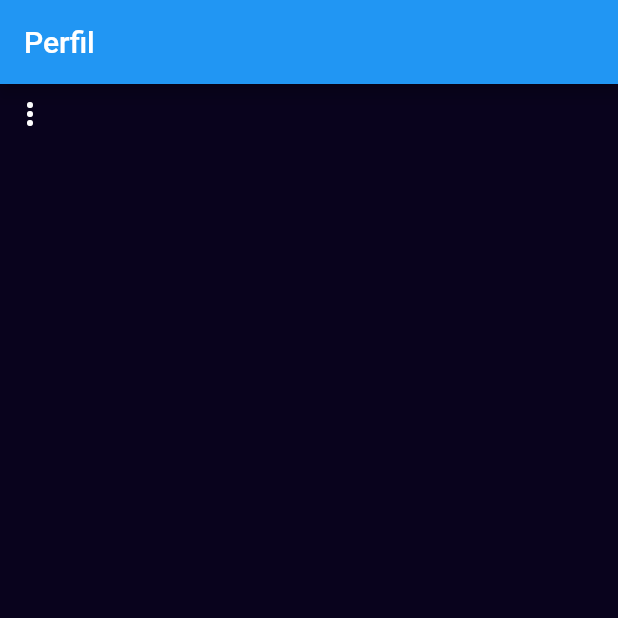
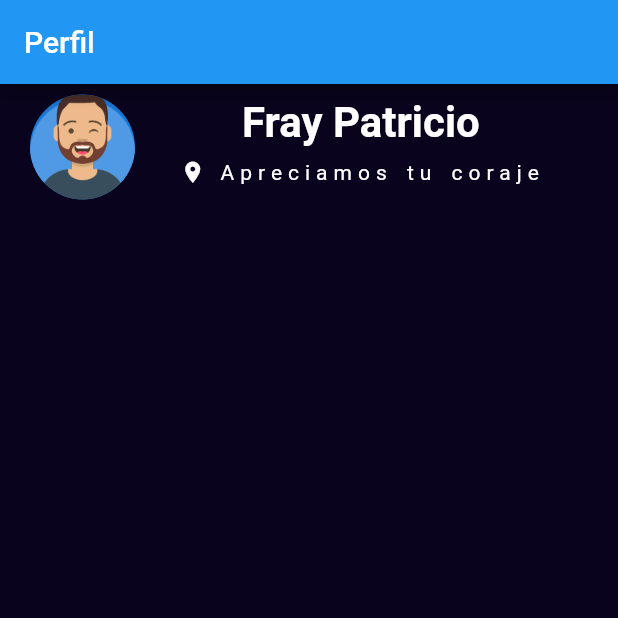
Before and after one commit to fpatricioa/AcademiaInnova, a Flutter app: the screen it shows after launch, on a phone screen of 412 x 824 dp, the top half of it. Run offline on Flutter 3.47's test engine with Material 2 defaults, Android fonts, the light colour scheme and no system bars; our stand-ins replace animated_theme_switcher, firebase_auth, firebase_core, flutter_screenutil, font_awesome_flutter, hidden_drawer_menu and 1 more; accounts and stored records are empty.

Commit message:
extranedo modulos compas

```diff
--- a/lib/Menu_sidebar/perfil.dart
+++ b/lib/Menu_sidebar/perfil.dart
@@ -11,21 +11,57 @@ class PerfilPage extends StatelessWidget {
   Widget build(BuildContext context) {
     return Scaffold(
       backgroundColor: Color(0xff09031d),
-      appBar: AppBar(
-        title: Text('Perfil')
-      ),
+      appBar: AppBar(title: Text('Perfil')),
       body: Column(
         mainAxisAlignment: MainAxisAlignment.start,
         crossAxisAlignment: CrossAxisAlignment.center,
-        children: [
+        children: <Widget>[
           Row(
             mainAxisAlignment: MainAxisAlignment.start,
             children: [
               Padding(
-                padding: const EdgeInsets.all(8.0),
-                child: Icon(
-                  Icons.more_vert,
-                  color: Colors.white,
+                padding: const EdgeInsets.only(left: 20.0, top: 7),
+                child: CircleAvatar(
+                  radius: 35,
+                  backgroundImage: AssetImage('assets/image/usuario.png'),
+                ),
+              ),
+              Padding(
+                padding: const EdgeInsets.only(left: 30.0),
+                child: Column(
+                  mainAxisAlignment: MainAxisAlignment.start,
+                  children: <Widget>[
+                    Text(
+                      'Fray Patricio',
+                      style: TextStyle(
+                          fontWeight: FontWeight.bold,
+                          fontSize: 28,
+                          color: Colors.white),
+                    ),
+                    Padding(
+                      padding: const EdgeInsets.only(top: 8.0),
+                      child: Row(
+                        crossAxisAlignment: CrossAxisAlignment.center,
+                        children: <Widget>[
+                          Icon(
+                            Icons.location_on,
+                            color: Colors.white,
+                            size: 17,
+                          ),
+                          Padding(
+                            padding: const EdgeInsets.only(left: 8.0),
+                            child: Text(
+                              'Apreciamos tu coraje',
+                              style: TextStyle(
+                                  color: Colors.white,
+                                  wordSpacing: 2,
+                                  letterSpacing: 4),
+                            ),
+                          )
+                        ],
+                      ),
+                    )
+                  ],
                 ),
               )
             ],
```
